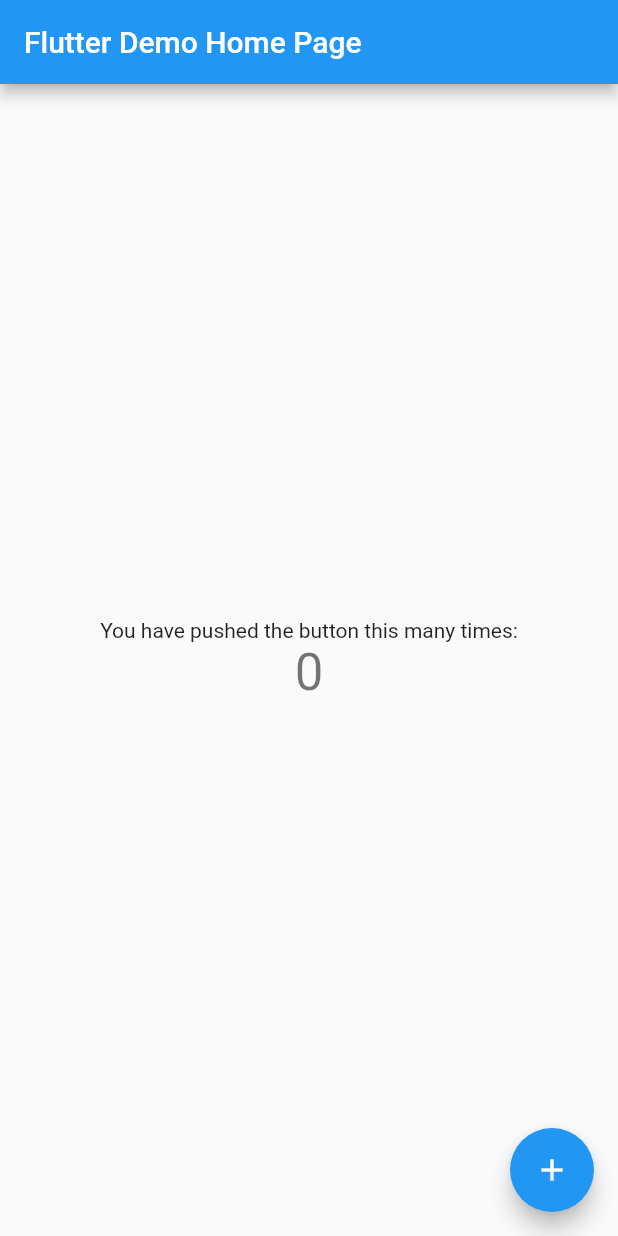
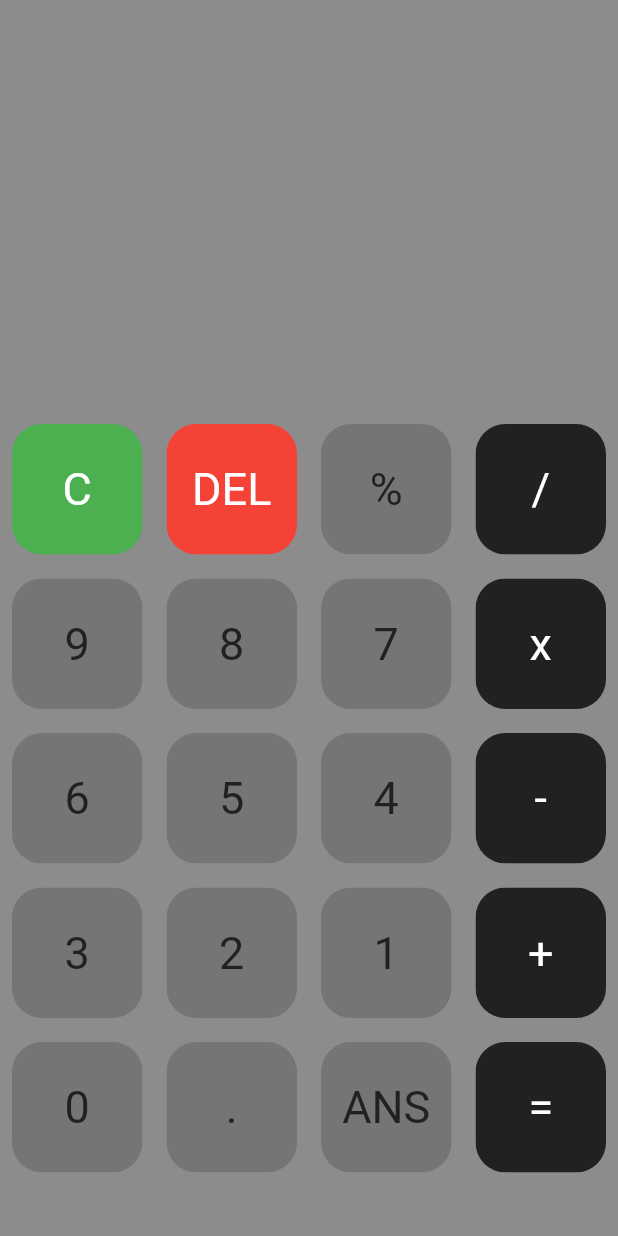
Before and after one commit to mobileflutteruz/mycalculator, a Flutter app: the screen it shows after launch, on a phone screen of 412 x 824 dp. Run offline on Flutter 3.47's test engine with Material 2 defaults, Android fonts, the phone set to English and light mode, and no system bars; our stand-ins replace math_expressions.

Commit message:
Extra code here

```diff
--- a/lib/main.dart
+++ b/lib/main.dart
@@ -1,3 +1,4 @@
+import 'package:calculator/screens/home_page.dart';
 import 'package:flutter/material.dart';
 
 void main() {
@@ -7,109 +8,16 @@ void main() {
 class MyApp extends StatelessWidget {
   const MyApp({Key? key}) : super(key: key);
 
-  // This widget is the root of your application.
   @override
   Widget build(BuildContext context) {
     return MaterialApp(
+      debugShowCheckedModeBanner: false,
       title: 'Flutter Demo',
       theme: ThemeData(
-        // This is the theme of your application.
-        //
-        // Try running your application with "flutter run". You'll see the
-        // application has a blue toolbar. Then, without quitting the app, try
-        // changing the primarySwatch below to Colors.green and then invoke
-        // "hot reload" (press "r" in the console where you ran "flutter run",
-        // or simply save your changes to "hot reload" in a Flutter IDE).
-        // Notice that the counter didn't reset back to zero; the application
-        // is not restarted.
+
         primarySwatch: Colors.blue,
       ),
-      home: const MyHomePage(title: 'Flutter Demo Home Page'),
+      home: const MyHomePage(),
     );
   }
 }
-
-class MyHomePage extends StatefulWidget {
-  const MyHomePage({Key? key, required this.title}) : super(key: key);
-
-  // This widget is the home page of your application. It is stateful, meaning
-  // that it has a State object (defined below) that contains fields that affect
-  // how it looks.
-
-  // This class is the configuration for the state. It holds the values (in this
-  // case the title) provided by the parent (in this case the App widget) and
-  // used by the build method of the State. Fields in a Widget subclass are
-  // always marked "final".
-
-  final String title;
-
-  @override
-  State<MyHomePage> createState() => _MyHomePageState();
-}
-
-class _MyHomePageState extends State<MyHomePage> {
-  int _counter = 0;
-
-  void _incrementCounter() {
-    setState(() {
-      // This call to setState tells the Flutter framework that something has
-      // changed in this State, which causes it to rerun the build method below
-      // so that the display can reflect the updated values. If we changed
-      // _counter without calling setState(), then the build method would not be
-      // called again, and so nothing would appear to happen.
-      _counter++;
-    });
-  }
-
-  @override
-  Widget build(BuildContext context) {
-    // This method is rerun every time setState is called, for instance as done
-    // by the _incrementCounter method above.
-    //
-    // The Flutter framework has been optimized to make rerunning build methods
-    // fast, so that you can just rebuild anything that needs updating rather
-    // than having to individually change instances of widgets.
-    return Scaffold(
-      appBar: AppBar(
-        // Here we take the value from the MyHomePage object that was created by
-        // the App.build method, and use it to set our appbar title.
-        title: Text(widget.title),
-      ),
-      body: Center(
-        // Center is a layout widget. It takes a single child and positions it
-        // in the middle of the parent.
-        child: Column(
-          // Column is also a layout widget. It takes a list of children and
-          // arranges them vertically. By default, it sizes itself to fit its
-          // children horizontally, and tries to be as tall as its parent.
-          //
-          // Invoke "debug painting" (press "p" in the console, choose the
-          // "Toggle Debug Paint" action from the Flutter Inspector in Android
-          // Studio, or the "Toggle Debug Paint" command in Visual Studio Code)
-          // to see the wireframe for each widget.
-          //
-          // Column has various properties to control how it sizes itself and
-          // how it positions its children. Here we use mainAxisAlignment to
-          // center the children vertically; the main axis here is the vertical
-          // axis because Columns are vertical (the cross axis would be
-          // horizontal).
-          mainAxisAlignment: MainAxisAlignment.center,
-          children: <Widget>[
-            const Text(
-              'You have pushed the button this many times:',
-            ),
-            Text(
-              '$_counter',
-              style: Theme.of(context).textTheme.headline4,
-            ),
-          ],
-        ),
-      ),
-      floatingActionButton: FloatingActionButton(
-        onPressed: _incrementCounter,
-        tooltip: 'Increment',
-        child: const Icon(Icons.add),
-      ), // This trailing comma makes auto-formatting nicer for build methods.
-    );
-  }
-}
--- /dev/null
+++ b/lib/screens/home_page.dart
@@ -0,0 +1,164 @@
+import 'package:calculator/screens/my_button.dart';
+import 'package:calculator/screens/size_config.dart';
+import 'package:flutter/material.dart';
+import 'package:math_expressions/math_expressions.dart';
+
+class MyHomePage extends StatefulWidget {
+  const MyHomePage({Key? key}) : super(key: key);
+
+  @override
+  State<MyHomePage> createState() => _MyHomePageState();
+}
+
+class _MyHomePageState extends State<MyHomePage> {
+  var userQuestion = "";
+  var userAnswer = "";
+
+  final List<String> button = [
+    "C",
+    "DEL",
+    "%",
+    "/",
+    "9",
+    "8",
+    "7",
+    "x",
+    "6",
+    "5",
+    "4",
+    "-",
+    "3",
+    "2",
+    "1",
+    "+",
+    "0",
+    ".",
+    "ANS",
+    "=",
+  ];
+  @override
+  Widget build(BuildContext context) {
+    return Scaffold(
+      backgroundColor: Colors.black45,
+      body: SafeArea(
+        child: Column(
+          children: [
+            Expanded(
+              child: Container(
+                child: Column(
+                  mainAxisAlignment: MainAxisAlignment.spaceEvenly,
+                  children: [
+                    Container(
+                        alignment: Alignment.centerLeft,
+                        padding: EdgeInsets.all(8.0),
+                        child: Text(
+                          userQuestion,
+                          style: TextStyle(color: Colors.white, fontSize: 33),
+                        )),
+                    Container(
+                        alignment: Alignment.centerRight,
+                        padding: EdgeInsets.all(8.0),
+                        child: Text(
+                          userAnswer,
+                          style: TextStyle(color: Colors.white, fontSize: 33),
+                        ))
+                  ],
+                ),
+              ),
+            ),
+            Expanded(
+              flex: 2,
+              child: Container(
+                child: GridView.builder(
+                    itemCount: button.length,
+                    gridDelegate:
+                        const SliverGridDelegateWithFixedCrossAxisCount(
+                            crossAxisCount: 4),
+                    itemBuilder: (BuildContext context, int index) {
+                      if (index == 0) {
+                        return MyButton(
+                          buttonTopped: () {
+                            setState(
+                              () {
+                                userQuestion = "";
+                              },
+                            );
+                          },
+                          buttonText: button[index],
+                          color: Colors.green,
+                          textcolor: Colors.white,
+                        );
+                      } else if (index == 1) {
+                        return MyButton(
+                          buttonTopped: () {
+                            setState(
+                              () {
+                                userQuestion = userQuestion.substring(
+                                    0, userQuestion.length - 1);
+                              },
+                            );
+                          },
+                          buttonText: button[index],
+                          color: Colors.red,
+                          textcolor: Colors.white,
+                        );
+                      }
+
+                      // equal button
+                      else if (index == button.length - 1) {
+                        return MyButton(
+                          buttonTopped: () {
+                            setState(
+                              () {
+                                equalPressed();
+                              },
+                            );
+                          },
+                          buttonText: button[index],
+                          color: Colors.grey.shade900,
+                          textcolor: Colors.white,
+                        );
+                      } else {
+                        return MyButton(
+                          buttonTopped: () {
+                            setState(() {
+                              userQuestion += button[index];
+                            });
+                          },
+                          buttonText: button[index],
+                          color: isOperastor(button[index])
+                              ? Colors.grey.shade900
+                              : Colors.grey.shade600,
+                          textcolor: isOperastor(button[index])
+                              ? Colors.white
+                              : Colors.grey.shade900,
+                        );
+                      }
+                    }),
+              ),
+            ),
+          ],
+        ),
+      ),
+    );
+  }
+
+  bool isOperastor(String x) {
+    if (x == "x" || x == "/" || x == "-" || x == "+" || x == "=") {
+      return true;
+    }
+    return false;
+  }
+
+  void equalPressed() {
+    String finalQuestion = userQuestion;
+    finalQuestion = finalQuestion.replaceAll("x", "*");
+
+    Parser p = Parser();
+    Expression exp = p.parse(finalQuestion);
+    ContextModel cm = ContextModel();
+    double eval = exp.evaluate(EvaluationType.REAL, cm);
+
+    userAnswer = eval.toString();
+  }
+}
--- /dev/null
+++ b/lib/screens/my_button.dart
@@ -0,0 +1,31 @@
+import 'package:flutter/material.dart';
+
+class MyButton extends StatelessWidget {
+  final color;
+  final textcolor;
+  final String buttonText;
+  final buttonTopped;
+
+  MyButton({this.color, this.textcolor, required this.buttonText, this.buttonTopped});
+  @override
+  Widget build(BuildContext context) {
+    return GestureDetector(
+      onTap: buttonTopped ,
+      child: Padding(
+        padding: const EdgeInsets.all(8.0),
+        child: ClipRRect(
+          borderRadius: BorderRadius.circular(20),
+          child: Container(
+            color: color,
+            child: Center(
+              child: Text(
+                buttonText,
+                style: TextStyle(color: textcolor,fontSize: 30),
+              ),
+            ),
+          ),
+        ),
+      ),
+    );
+  }
+}
--- /dev/null
+++ b/lib/screens/size_config.dart
@@ -0,0 +1,28 @@
+import 'package:flutter/material.dart';
+
+class SizeConfig {
+  static MediaQueryData? _mediaQueryData;
+  static double? screenWidth;
+  static double? screenHeight;
+  static double? defaultSize;
+  static Orientation? orientation;
+
+  void init(BuildContext context) {
+    _mediaQueryData = MediaQuery.of(context);
+    screenWidth = _mediaQueryData!.size.width;
+    screenHeight = _mediaQueryData!.size.height;
+    orientation = _mediaQueryData!.orientation;
+  }
+}
+
+double getProportionScreenHeight(double inputHeight) {
+  double screenHeight = SizeConfig.screenHeight!;
+  // 812.0 designer ishlatgan height
+  return (inputHeight / 812.0) * screenHeight;
+}
+
+double getProportionScreenWidth(double inputWidth) {
+  double screenWidth = SizeConfig.screenWidth!;
+  // 375.0 designer ishlatgan width
+  return (inputWidth / 375.0) * screenWidth;
+}
--- a/pubspec.yaml
+++ b/pubspec.yaml
@@ -34,6 +34,7 @@ dependencies:
   # The following adds the Cupertino Icons font to your application.
   # Use with the CupertinoIcons class for iOS style icons.
   cupertino_icons: ^1.0.2
+  math_expressions: ^2.3.0
 
 dev_dependencies:
   flutter_test:
```
Also changed, not shown: pubspec.lock.
